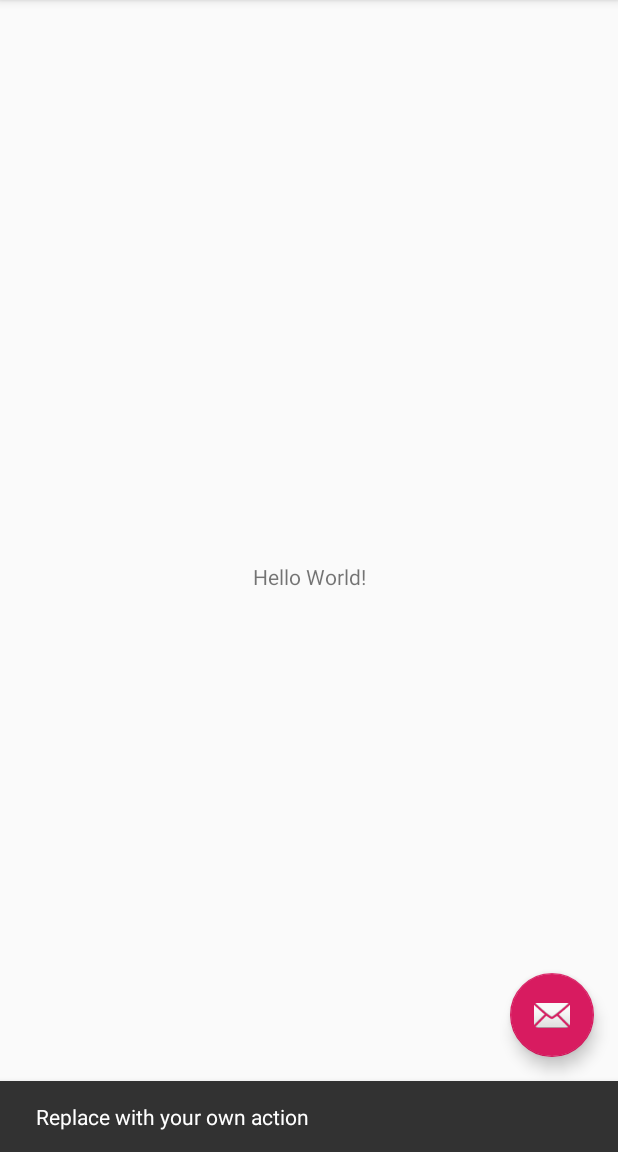
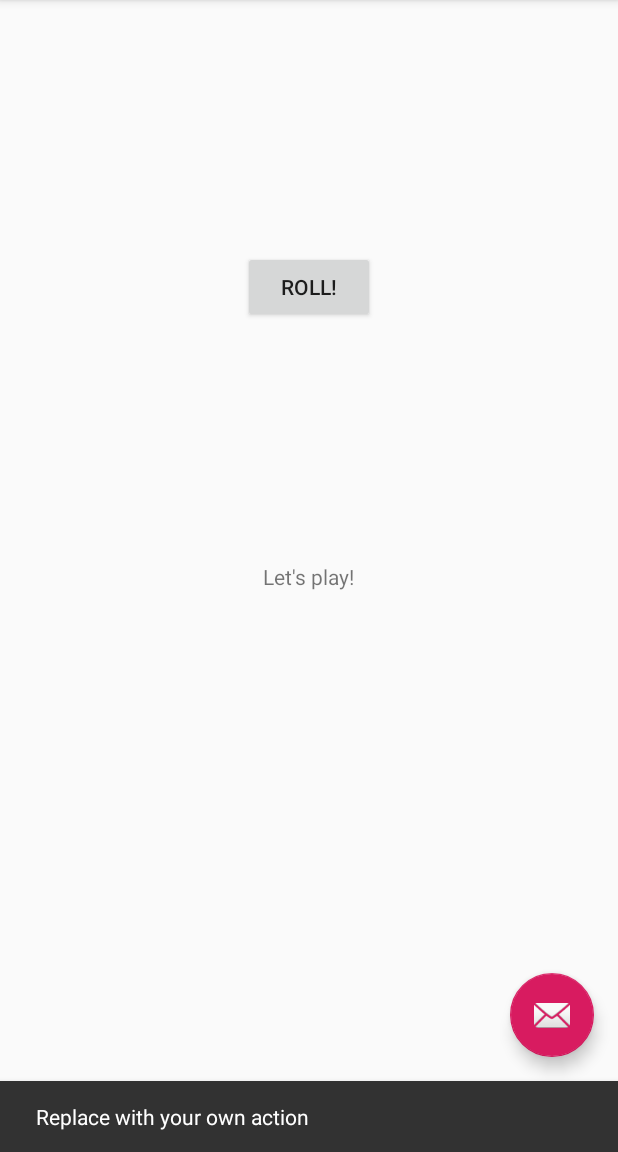
Before and after one commit to Michael-Bissinger/Dice-Roll-Android, an Android app: the screen it shows after launch (MainActivity), after a tap on an icon or button, on a phone screen of 412 x 824 dp, the part 84-1236 px from its top. Run offline under Robolectric (Android 15) with nearby library versions, the phone set to English and light mode, and no system bars.

Commit message:
add button and adjust layout

```diff
--- a/app/src/main/res/layout/content_main.xml
+++ b/app/src/main/res/layout/content_main.xml
@@ -9,12 +9,29 @@
     tools:showIn="@layout/activity_main">
 
     <TextView
+        android:id="@+id/textView"
         android:layout_width="wrap_content"
         android:layout_height="wrap_content"
-        android:text="Hello World!"
+        android:text="Let's play!"
         app:layout_constraintBottom_toBottomOf="parent"
         app:layout_constraintLeft_toLeftOf="parent"
         app:layout_constraintRight_toRightOf="parent"
         app:layout_constraintTop_toTopOf="parent" />
 
+    <Button
+        android:id="@+id/rollButton"
+        android:layout_width="wrap_content"
+        android:layout_height="wrap_content"
+        android:layout_below="@+id/textView"
+        android:layout_marginStart="8dp"
+        android:layout_marginLeft="8dp"
+        android:layout_marginTop="8dp"
+        android:layout_marginEnd="8dp"
+        android:layout_marginRight="8dp"
+        android:text="Roll!"
+        app:layout_constraintBottom_toTopOf="@+id/textView"
+        app:layout_constraintEnd_toEndOf="parent"
+        app:layout_constraintStart_toStartOf="parent"
+        app:layout_constraintTop_toTopOf="parent" />
+
 </android.support.constraint.ConstraintLayout>
```
